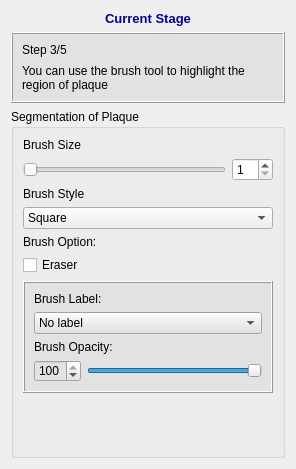
The window that codes/Controller/InteractorStyles/QInteractorStylePaintBrush.ui (wuzhuobin/Vessel_Project) describes before a commit, drawn with Qt 5.
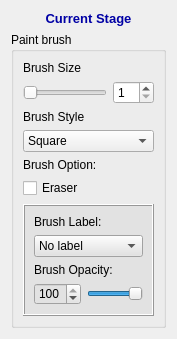
The same window after the commit. Icons and pictures are not drawn.

```diff
--- a/codes/Controller/InteractorStyles/QInteractorStylePaintBrush.ui
+++ b/codes/Controller/InteractorStyles/QInteractorStylePaintBrush.ui
@@ -6,8 +6,8 @@
    <rect>
     <x>0</x>
     <y>0</y>
-    <width>296</width>
-    <height>469</height>
+    <width>177</width>
+    <height>324</height>
    </rect>
   </property>
   <property name="windowTitle">
@@ -31,76 +31,10 @@
      </property>
     </widget>
    </item>
-   <item>
-    <widget class="QFrame" name="frame_6">
-     <property name="minimumSize">
-      <size>
-       <width>0</width>
-       <height>0</height>
-      </size>
-     </property>
-     <property name="font">
-      <font>
-       <family>Arial</family>
-       <pointsize>10</pointsize>
-      </font>
-     </property>
-     <property name="styleSheet">
-      <string notr="true">background-color: rgb(226, 226, 226)</string>
-     </property>
-     <property name="frameShape">
-      <enum>QFrame::Box</enum>
-     </property>
-     <property name="frameShadow">
-      <enum>QFrame::Raised</enum>
-     </property>
-     <property name="lineWidth">
-      <number>1</number>
-     </property>
-     <layout class="QVBoxLayout" name="verticalLayout_13">
-      <property name="spacing">
-       <number>7</number>
-      </property>
-      <item>
-       <layout class="QVBoxLayout" name="verticalLayout_14">
-        <property name="spacing">
-         <number>7</number>
-        </property>
-        <item>
-         <layout class="QHBoxLayout" name="horizontalLayout_12">
-          <item>
-           <widget class="QLabel" name="label_26">
-            <property name="font">
-             <font>
-              <family>Arial</family>
-             </font>
-            </property>
-            <property name="text">
-             <string>Step 3/5</string>
-            </property>
-           </widget>
-          </item>
-         </layout>
-        </item>
-       </layout>
-      </item>
-      <item>
-       <widget class="QLabel" name="label_22">
-        <property name="text">
-         <string>You can use the brush tool to highlight the region of plaque</string>
-        </property>
-        <property name="wordWrap">
-         <bool>true</bool>
-        </property>
-       </widget>
-      </item>
-     </layout>
-    </widget>
-   </item>
    <item>
     <widget class="QGroupBox" name="groupBox_3">
      <property name="title">
-      <string>Segmentation of Plaque</string>
+      <string>Paint brush</string>
      </property>
      <layout class="QVBoxLayout" name="verticalLayout">
       <item>
```
